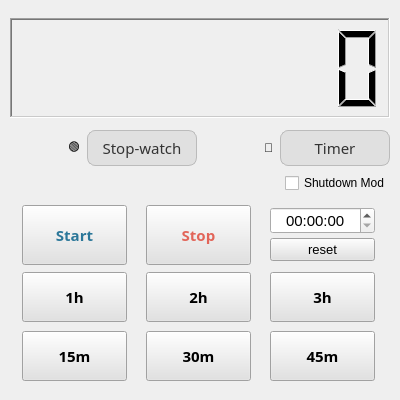
Qt form src/st.ui (Han-Dong-Jin/shutdown-timer) before a commit.
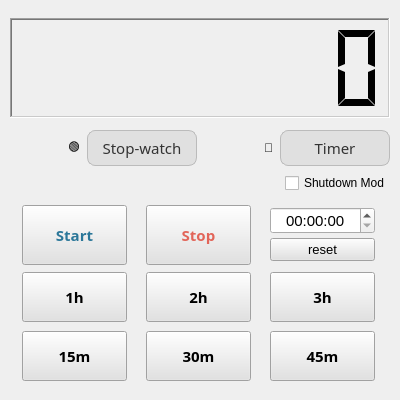
The same form after that commit.

```diff
--- a/src/st.ui
+++ b/src/st.ui
@@ -118,7 +118,7 @@
            <enum>QLCDNumber::Dec</enum>
           </property>
           <property name="segmentStyle">
-           <enum>QLCDNumber::Filled</enum>
+           <enum>QLCDNumber::Flat</enum>
           </property>
           <property name="value" stdset="0">
            <double>0.000000000000000</double>
```
